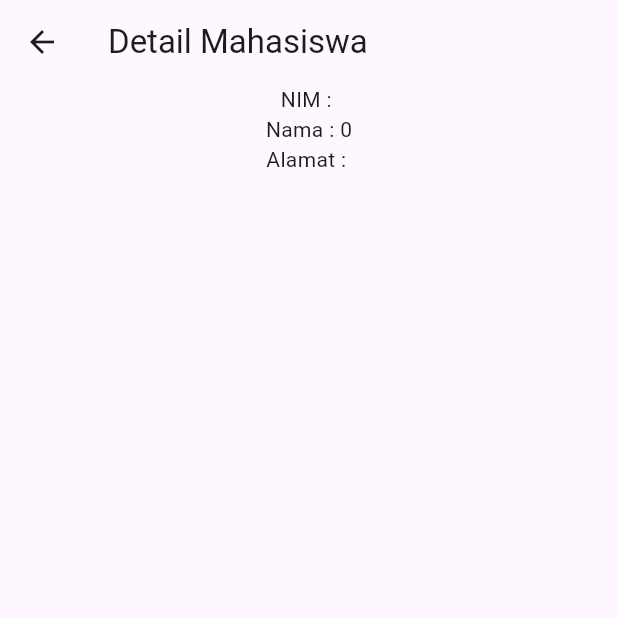
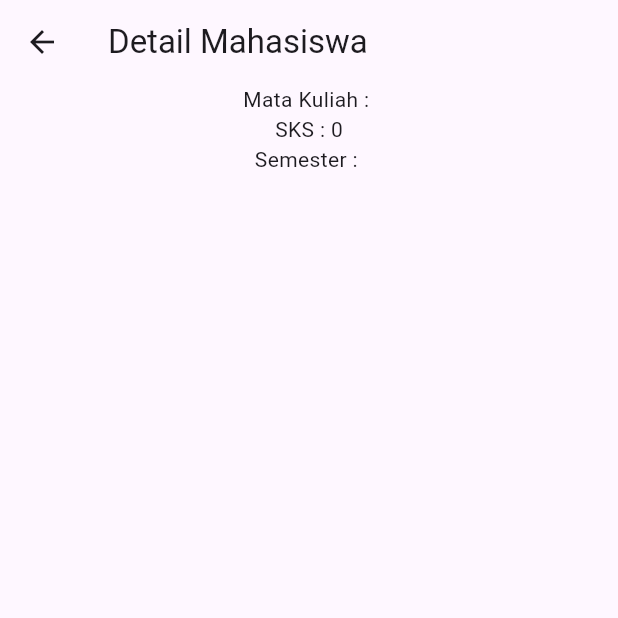
Before and after one commit to RestuArdi03/MobileProgrammingS4, a Flutter app: the MatkulDetail screen opened directly with empty values, on a phone screen of 412 x 824 dp, the top half of it. Run offline on Flutter 3.47's test engine with Material 3 defaults, Android fonts, the phone set to English and light mode, and no system bars.

Commit message:
Pertemuan 7 Update

```diff
--- a/lib/matkul_detail.dart
+++ b/lib/matkul_detail.dart
@@ -19,9 +19,9 @@ class MatkulDetail extends StatelessWidget {
       body: Center(
         child: Column(
           children: [
-            Text("NIM : " + mataKuliah),
-            Text("Nama : ${sks}"),
-            Text("Alamat : " + semester),
+            Text("Mata Kuliah : " + mataKuliah),
+            Text("SKS : ${sks}"),
+            Text("Semester : " + semester),
           ],
         ),
       ),
```
